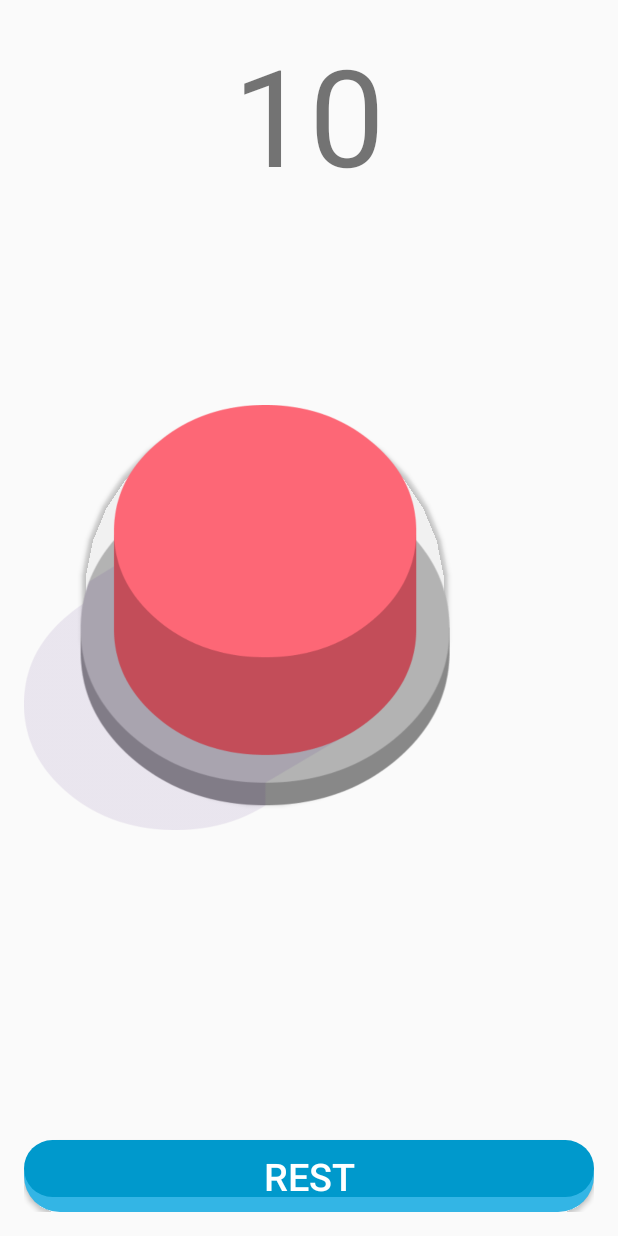
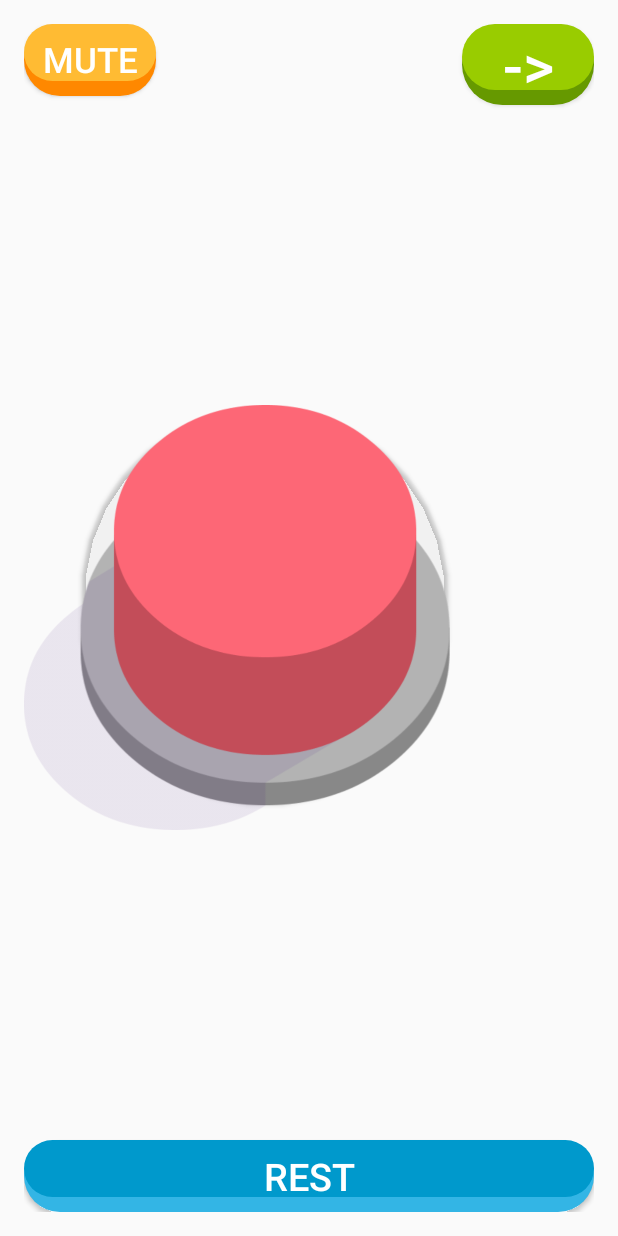
Before and after one commit to adamhongmy/PushUp, an Android app: the TotalPushUp screen opened directly, with no data from a screen before it, on a phone screen of 412 x 824 dp. Run offline under Robolectric (Android 15) with nearby library versions, the phone set to English and light mode, and no system bars; 3 statements that could not run were skipped.

Commit message:
1. Added Mute and Next "->" UI button 2. Added Empty methods.

```diff
--- a/app/src/main/java/com/example/williams/asd/TotalPushUp.java
+++ b/app/src/main/java/com/example/williams/asd/TotalPushUp.java
@@ -1,6 +1,5 @@
 package com.example.williams.asd;
 
-import android.app.Activity;
 import android.content.Intent;
 import android.graphics.Color;
 import android.hardware.Sensor;
@@ -8,8 +7,8 @@ import android.hardware.SensorEvent;
 import android.hardware.SensorEventListener;
 import android.hardware.SensorManager;
 import android.media.MediaPlayer;
+import android.os.Bundle;
 import android.support.v7.app.ActionBarActivity;
-import android.os.Bundle;
 import android.view.Menu;
 import android.view.MenuItem;
 import android.view.View;
@@ -142,7 +141,7 @@ public class TotalPushUp extends ActionBarActivity implements SensorEventListene
                 pushUpSong.pause();
                 startActivity(intent);
             }
-        }else if(targetSet == counter){
+        }else{
             lastSet--;
              txt.setText(String.valueOf(lastSet));
             if (lastSet == 0) {
@@ -231,7 +230,13 @@ public class TotalPushUp extends ActionBarActivity implements SensorEventListene
         countPushup();
     }
 
+    public void btnMute(View v){
 
+    }
+
+    public void btnNext(View v){
+
+    }
     public static void setTargetSet(int targetSet) {
         TotalPushUp.targetSet = targetSet;
     }
--- a/app/src/main/res/layout/activity_total_push_up.xml
+++ b/app/src/main/res/layout/activity_total_push_up.xml
@@ -7,15 +7,25 @@
     tools:context="com.example.williams.asd.TotalPushUp"
     android:id="@+id/totalPushUp">
 
-
-    <TextView
+    <Button
         android:layout_width="wrap_content"
         android:layout_height="wrap_content"
-        android:text=""
-        android:id="@+id/textView99"
-        android:layout_alignParentTop="true"
-        android:layout_centerHorizontal="true"
-        android:textSize="90dp"/>
+        android:onClick="btnMute"
+        android:background="@drawable/flatorange_selector"
+        android:text="Mute"
+        android:textColor="@android:color/white"
+        android:textSize="23dp"
+        android:id="@+id/btnMute" />
+    <Button
+        android:layout_width="wrap_content"
+        android:layout_height="wrap_content"
+        android:onClick="btnNext"
+        android:background="@drawable/flatgreen_selector"
+        android:layout_alignParentRight="true"
+        android:text="->"
+        android:textColor="@android:color/white"
+        android:textSize="40dp"
+        android:id="@+id/btnNext" />
 
     <Button
         android:layout_width="wrap_content"
```
